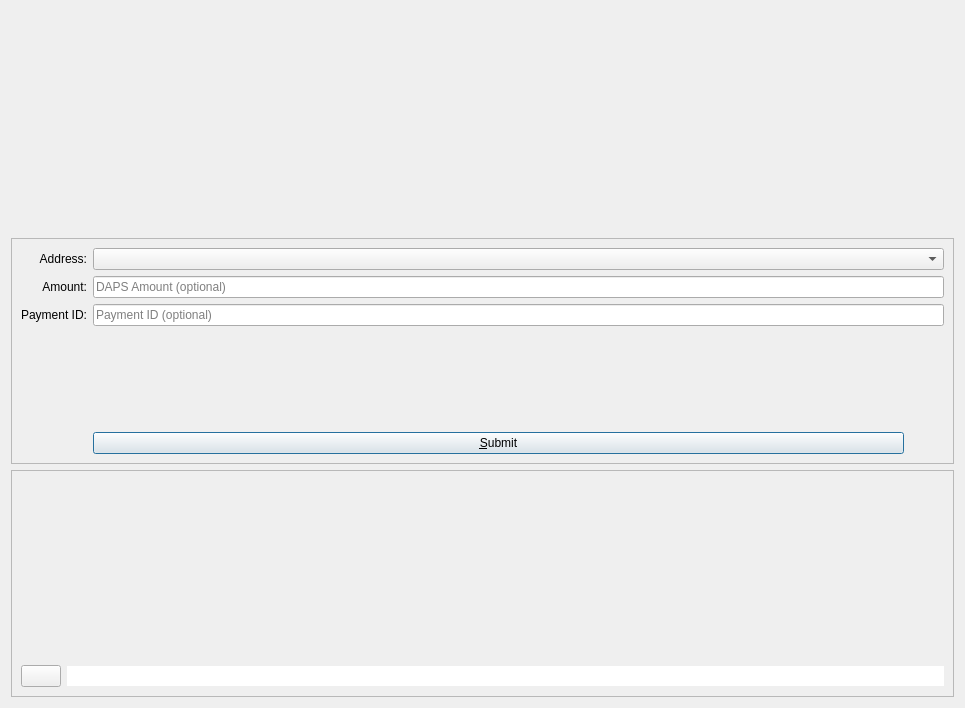
Above: src/qt/forms/receivecoinsdialog.ui from pedrorv0106/DAPS before the change. Below: the same form after it.
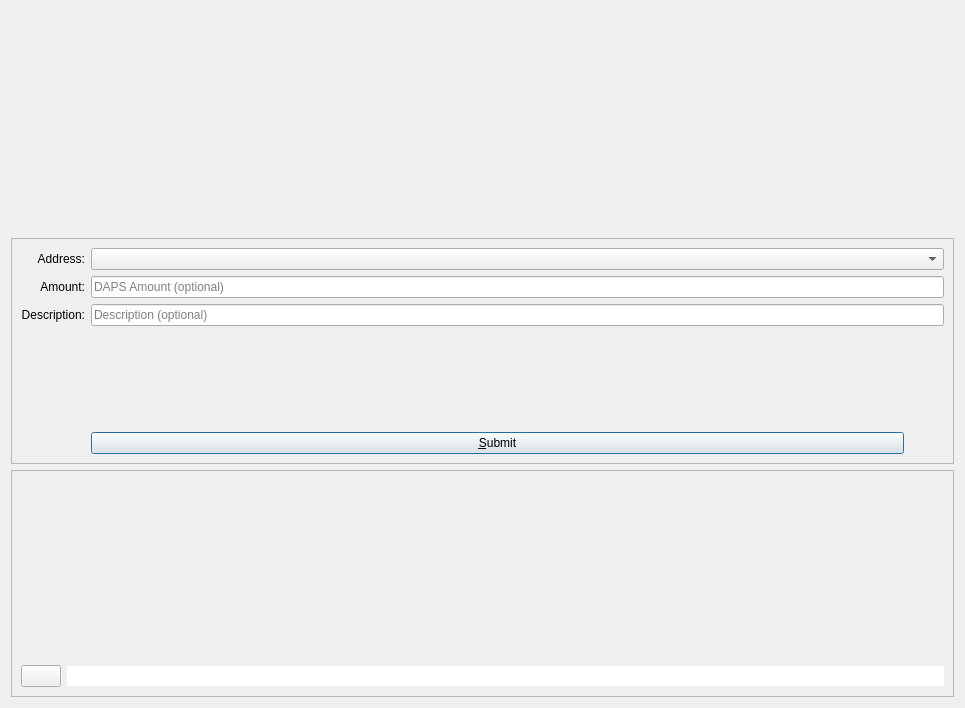
That is the form after the change. Icons and pictures are not drawn.

Commit message: Switch "Payment ID" to "Description"

What changed in the file:
```diff
--- a/src/qt/forms/receivecoinsdialog.ui
+++ b/src/qt/forms/receivecoinsdialog.ui
@@ -69,7 +69,7 @@
            <string>An optional message to attach to the payment request, which will be displayed when the request is opened.&lt;br&gt;Note: The message will not be sent with the payment over the DAPScoin network.</string>
           </property>
           <property name="placeholderText">
-           <string>Payment ID (optional)</string>
+           <string>Description (optional)</string>
           </property>
          </widget>
         </item>
@@ -79,7 +79,7 @@
            <string>An optional message to attach to the payment request, which will be displayed when the request is opened.&lt;br&gt;Note: The message will not be sent with the payment over the DAPScoin network.</string>
           </property>
           <property name="text">
-           <string>Payment ID:</string>
+           <string>Description:</string>
           </property>
           <property name="alignment">
            <set>Qt::AlignRight|Qt::AlignTrailing|Qt::AlignVCenter</set>
```
